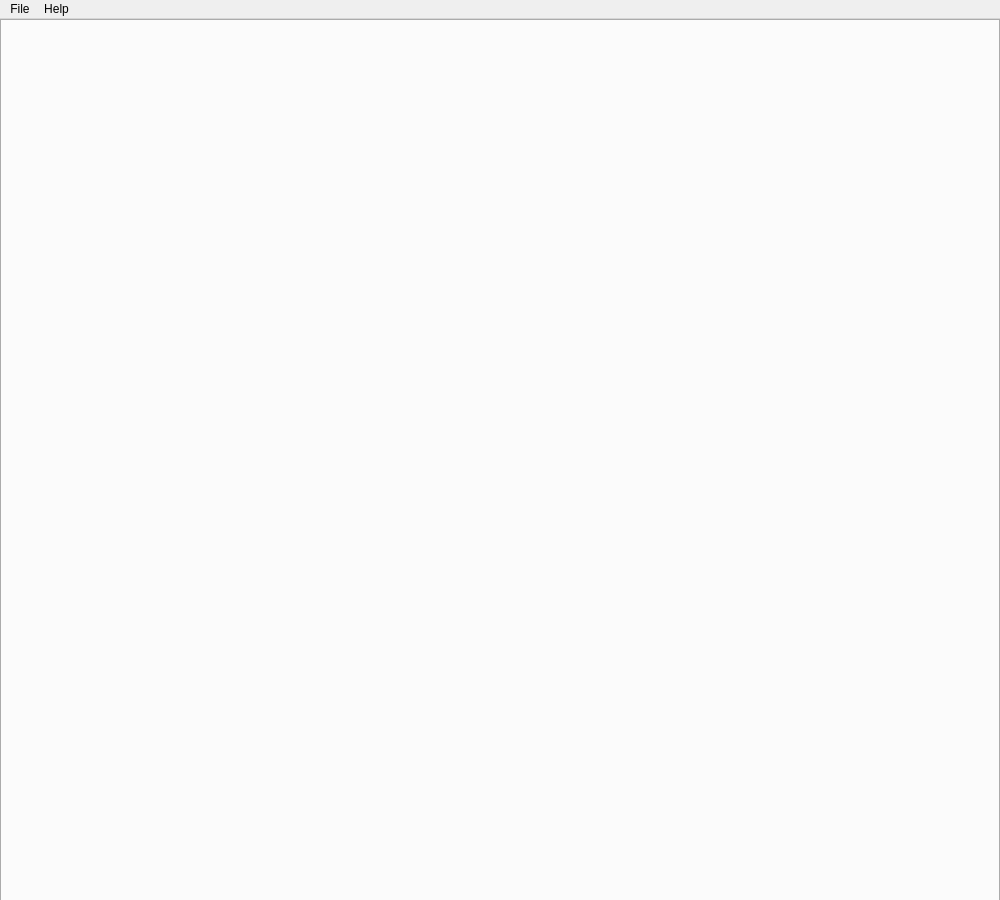
Above: src/mainwindow.ui from haasnhoff/mpvconfigurator before the change. Below: the same form after it.
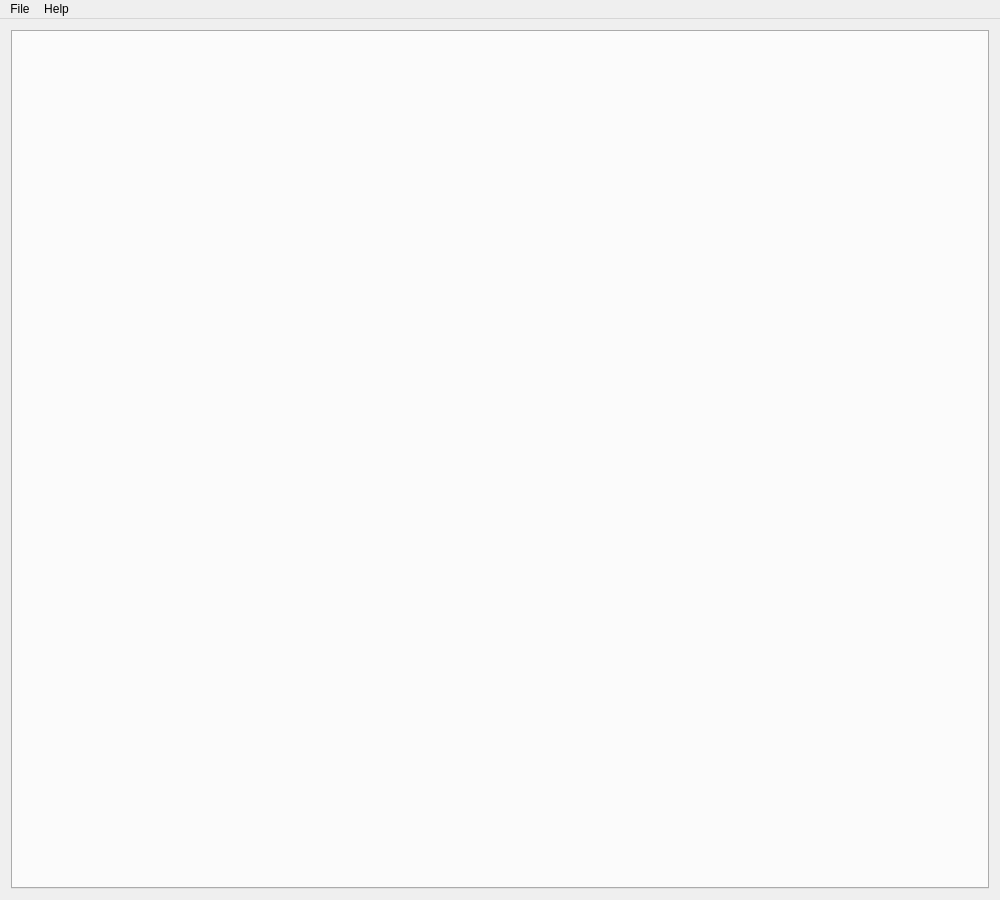
That is the form after the change.

Diff of the .ui file:
```diff
--- a/src/mainwindow.ui
+++ b/src/mainwindow.ui
@@ -14,21 +14,21 @@
    <string>MainWindow</string>
   </property>
   <widget class="QWidget" name="centralWidget">
+   <layout class="QGridLayout" name="gridLayout">
+    <item row="0" column="0">
    <widget class="QTabWidget" name="tabWidget">
-    <property name="geometry">
-     <rect>
-      <x>0</x>
-      <y>0</y>
-      <width>1000</width>
-      <height>900</height>
-     </rect>
-    </property>
     <property name="sizePolicy">
      <sizepolicy hsizetype="Expanding" vsizetype="Ignored">
       <horstretch>0</horstretch>
       <verstretch>0</verstretch>
      </sizepolicy>
     </property>
+      <property name="minimumSize">
+       <size>
+        <width>860</width>
+        <height>450</height>
+       </size>
+      </property>
     <property name="tabPosition">
      <enum>QTabWidget::North</enum>
     </property>
@@ -51,6 +51,8 @@
      <bool>false</bool>
     </property>
    </widget>
+    </item>
+   </layout>
   </widget>
   <widget class="QMenuBar" name="menuBar">
    <property name="geometry">
```
Lines whose indentation alone changed are shown as unchanged.
